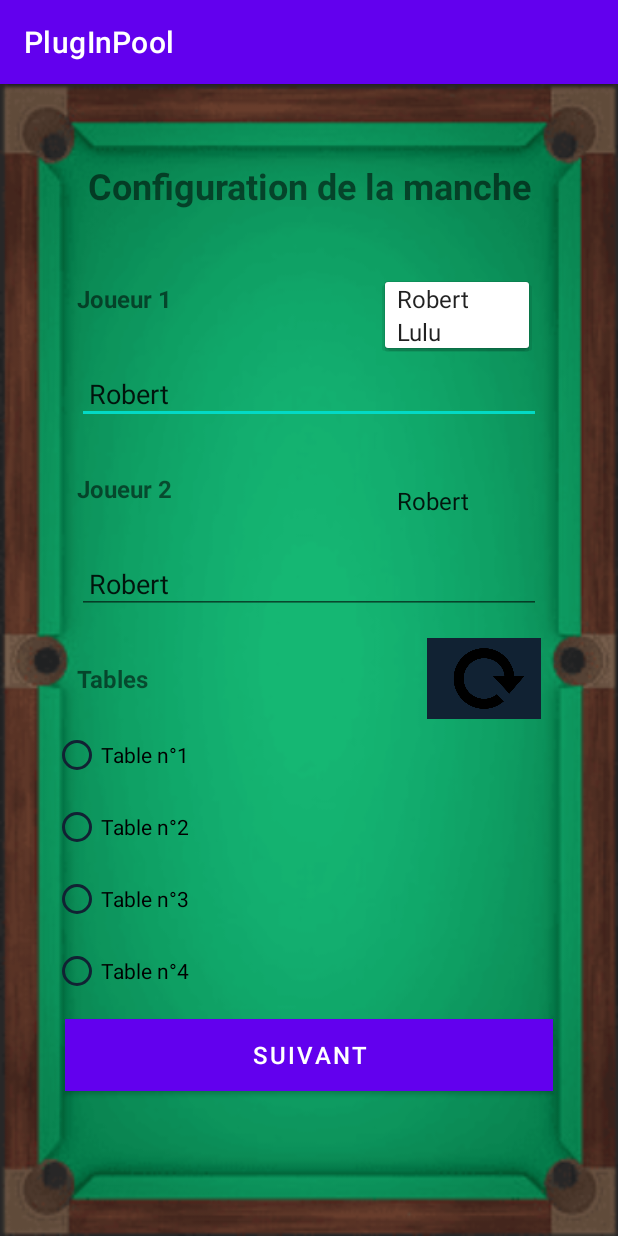
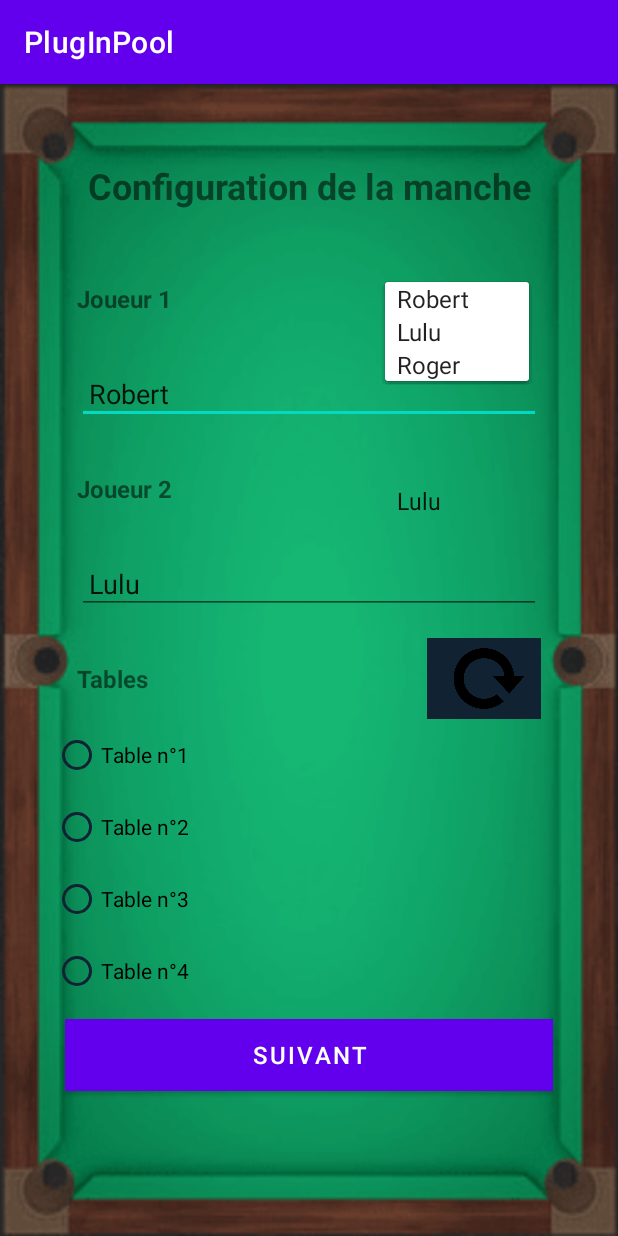
Before and after one commit to btssn-lasalle-84/plug-in-pool-2023, an Android app: the ConfigurationManche screen opened directly, with no data from a screen before it, after a tap on "Robert", on a phone screen of 412 x 824 dp. Run offline under Robolectric (Android 15) with nearby library versions, the phone set to English and light mode, and no system bars.

Commit message:
Revue de code

```diff
--- a/PlugInPool/app/src/main/AndroidManifest.xml
+++ b/PlugInPool/app/src/main/AndroidManifest.xml
@@ -21,7 +21,8 @@
         </activity>
         <activity
             android:name=".ConfigurationManche"
-            android:exported="false">
+            android:exported="false"
+            android:windowSoftInputMode="adjustPan|stateHidden">
             <meta-data
                 android:name="android.app.lib_name"
                 android:value="" />
--- a/PlugInPool/app/src/main/java/com/example/pluginpool/ConfigurationManche.java
+++ b/PlugInPool/app/src/main/java/com/example/pluginpool/ConfigurationManche.java
@@ -22,7 +22,6 @@ import android.widget.ImageButton;
 import android.widget.RadioButton;
 import android.widget.RadioGroup;
 import android.widget.Spinner;
-import android.widget.TextView;
 
 import java.util.ArrayList;
 
@@ -40,22 +39,24 @@ public class ConfigurationManche extends AppCompatActivity
     /**
      * Attributs
      */
-    ArrayList<String> nomsJoueurs;
-    ArrayAdapter<String> adaptateur;
-    InputFilter[] filtresNom;
+    private ArrayList<String> nomsJoueurs;
+    private ArrayAdapter<String> adaptateurNomsJoueurs;
+    private InputFilter[] filtresNom;
+    private String choixNomTable = "Aucune";
+    private Boolean connexionTable = false;
 
     /**
      * Ressources GUI
      */
-    private Spinner joueur1Spinner;         //!< Spinner permettant de choisir le premier joueur parmi la liste des joueurs enregistrés
-    private Spinner joueur2Spinner;         //!< Spinner permettant de choisir le second joueur parmi la liste des joueurs enregistrés
-    private EditText joueur1Edit;           //!< Zone permettant de saisir le nom du premier joueur
-    private EditText joueur2Edit;           //!< Zone permettant de saisir le nom du premier joueur
-    private ImageButton boutonActualiser;   //!< Bouton permettant de rechercher les tables disponibles
+    private Spinner choixNomsJoueur1;         //!< Spinner permettant de choisir le premier joueur parmi la liste des joueurs enregistrés
+    private Spinner choixNomsJoueur2;         //!< Spinner permettant de choisir le second joueur parmi la liste des joueurs enregistrés
+    private EditText editionNomJoueur1;           //!< Zone permettant de saisir le nom du premier joueur
+    private EditText editionNomJoueur2;           //!< Zone permettant de saisir le nom du premier joueur
     private RadioButton boutonTable1;       //!< Bouton permettant de sélectionner la table 1 pour s'y connecter
     private RadioButton boutonTable2;       //!< Bouton permettant de sélectionner la table 2 pour s'y connecter
     private RadioButton boutonTable3;       //!< Bouton permettant de sélectionner la table 3 pour s'y connecter
     private RadioButton boutonTable4;       //!< Bouton permettant de sélectionner la table 4 pour s'y connecter
+    private ImageButton boutonActualiser;   //!< Bouton permettant de rechercher les tables disponibles
     private Button boutonSuivant;           //!< Bouton permettant de passer à l'activité de suivi de partie "Manche"
 
     /**
@@ -65,7 +66,7 @@ public class ConfigurationManche extends AppCompatActivity
     protected void onCreate(Bundle savedInstanceState)
     {
         super.onCreate(savedInstanceState);
-        setContentView(R.layout.activity_configuration_manche);
+        setContentView(R.layout.configuration_manche);
         Log.d(TAG, "onCreate()");
         initialiserAttributs();
         initialiserRessources();
@@ -80,7 +81,8 @@ public class ConfigurationManche extends AppCompatActivity
         //!< @todo initialiser nomsJoueur à partir de la base de donnees
         nomsJoueurs.add("Robert");  // Provisoire
         nomsJoueurs.add("Lulu");    // Provisoire
-        adaptateur = new ArrayAdapter<String>(this, android.R.layout.simple_spinner_item, nomsJoueurs);
+        nomsJoueurs.add("Roger");    // Provisoire
+        adaptateurNomsJoueurs = new ArrayAdapter<String>(this, android.R.layout.simple_spinner_item, nomsJoueurs);
         filtresNom = new InputFilter[]
         {
             new InputFilter()
@@ -88,6 +90,8 @@ public class ConfigurationManche extends AppCompatActivity
                 public CharSequence filter(CharSequence source, int start, int end,
                                            Spanned dest, int dstart, int dend)
                 {
+                    if(source.length() < 1)
+                        return null;
                     for (int i = start; i < end; i++)
                     {
                         char lettre = source.charAt(i);
@@ -104,6 +108,8 @@ public class ConfigurationManche extends AppCompatActivity
                 public CharSequence filter(CharSequence source, int start, int end,
                                            Spanned dest, int dstart, int dend)
                 {
+                    if(source.length() < 1)
+                        return null;
                     char premiereLettre = source.charAt(0);
                     if (premiereLettre == ' ')
                     {
@@ -120,32 +126,31 @@ public class ConfigurationManche extends AppCompatActivity
      */
     private void initialiserRessources()
     {
-        joueur1Spinner = (Spinner)findViewById(R.id.joueur1Spinner);
-        joueur2Spinner = (Spinner)findViewById(R.id.joueur2Spinner);
-        joueur1Edit = (EditText)findViewById(R.id.joueur1Edit);
-        joueur2Edit = (EditText)findViewById(R.id.joueur2Edit);
-        boutonActualiser = (ImageButton)findViewById(R.id.boutonActualiser);
-        RadioGroup groupeBoutonsRadios = findViewById(R.id.groupeBoutonsRadio);
+        choixNomsJoueur1 = (Spinner)findViewById(R.id.joueur1Spinner);
+        choixNomsJoueur2 = (Spinner)findViewById(R.id.joueur2Spinner);
+        editionNomJoueur1 = (EditText)findViewById(R.id.joueur1Edit);
+        editionNomJoueur2 = (EditText)findViewById(R.id.joueur2Edit);
+        RadioGroup choixTable = findViewById(R.id.groupeBoutonsTables);
         boutonTable1 = (RadioButton)findViewById(R.id.boutonTable1);
         boutonTable2 = (RadioButton)findViewById(R.id.boutonTable2);
         boutonTable3 = (RadioButton)findViewById(R.id.boutonTable3);
         boutonTable4 = (RadioButton)findViewById(R.id.boutonTable4);
+        boutonActualiser = (ImageButton)findViewById(R.id.boutonActualiser);
         boutonSuivant = (Button)findViewById(R.id.boutonSuivant);
 
-        joueur1Spinner.setAdapter(adaptateur);
-        joueur2Spinner.setAdapter(adaptateur);
-        joueur1Spinner.setSelection(-1);
-        joueur2Spinner.setSelection(-1);
+        choixNomsJoueur1.setAdapter(adaptateurNomsJoueurs);
+        choixNomsJoueur2.setAdapter(adaptateurNomsJoueurs);
+        choixNomsJoueur1.setSelection(0);
+        choixNomsJoueur2.setSelection(1);
 
-        joueur1Spinner.setOnItemSelectedListener(new AdapterView.OnItemSelectedListener()
+        choixNomsJoueur1.setOnItemSelectedListener(new AdapterView.OnItemSelectedListener()
         {
-
             @Override
             public void onItemSelected(AdapterView<?> parent, View view, int position, long id)
             {
                 String nomSelectionne = parent.getItemAtPosition(position).toString();
-                joueur1Edit.setText(nomSelectionne);
-                joueur1Spinner.performClick();
+                Log.d(TAG, "clic choixNomJoueur1 : position = " + position + " -> " + nomSelectionne);
+                editionNomJoueur1.setText(nomSelectionne);
             }
 
             @Override
@@ -155,16 +160,14 @@ public class ConfigurationManche extends AppCompatActivity
             }
         });
 
-
-        joueur2Spinner.setOnItemSelectedListener(new AdapterView.OnItemSelectedListener()
+        choixNomsJoueur2.setOnItemSelectedListener(new AdapterView.OnItemSelectedListener()
         {
-
             @Override
             public void onItemSelected(AdapterView<?> parent, View view, int position, long id)
             {
                 String nomSelectionne = parent.getItemAtPosition(position).toString();
-                joueur2Edit.setText(nomSelectionne);
-                joueur2Spinner.performClick();
+                Log.d(TAG, "clic choixNomJoueur2 : position = " + position + " -> " + nomSelectionne);
+                editionNomJoueur2.setText(nomSelectionne);
             }
 
             @Override
@@ -174,12 +177,11 @@ public class ConfigurationManche extends AppCompatActivity
             }
         });
 
+        editionNomJoueur1.setHint("Saisir le nom du premier joueur");
+        editionNomJoueur2.setHint("Saisir le nom du second joueur");
 
-        joueur1Edit.setHint("Saisir le nom du premier joueur");
-        joueur2Edit.setHint("Saisir le nom du second joueur");
-
-        joueur1Edit.setFilters(filtresNom);
-        joueur2Edit.setFilters(filtresNom);
+        editionNomJoueur1.setFilters(filtresNom);
+        editionNomJoueur2.setFilters(filtresNom);
 
         boutonActualiser.setOnClickListener(new View.OnClickListener()
         {
@@ -190,12 +192,16 @@ public class ConfigurationManche extends AppCompatActivity
             }
         });
 
-        groupeBoutonsRadios.setOnCheckedChangeListener(new RadioGroup.OnCheckedChangeListener()
+        choixTable.setOnCheckedChangeListener(new RadioGroup.OnCheckedChangeListener()
         {
             @Override
             public void onCheckedChanged(RadioGroup groupe, int checkedId)
             {
-                //!< @todo seConnecter(checkedId);
+                RadioButton boutonTable = (RadioButton)findViewById(groupe.getCheckedRadioButtonId());
+                choixNomTable = boutonTable.getText().toString();
+                Log.d(TAG, "clic choixTable : " + choixNomTable);
+                //!< @todo seConnecter()
+                connexionTable = true; // Provisoire
             }
         });
 
@@ -204,10 +210,14 @@ public class ConfigurationManche extends AppCompatActivity
             public void onClick(View v)
             {
                 Log.d(TAG, "clic boutonSuivant");
-                if(groupeBoutonsRadios.getCheckedRadioButtonId() != -1 && joueur1Edit.getText().toString() != "" && joueur2Edit.getText().toString() != "" && joueur1Edit.getText().toString() != joueur2Edit.getText().toString())
+                if(estConfiguree())
                 {
+                    Log.d(TAG, "Manche : " + editionNomJoueur1.getText().toString() + " vs " + editionNomJoueur2.getText().toString());
+                    Log.d(TAG, "Table : " + choixNomTable);
                     //!< @todo enregistrer les noms, instancier GestionManche?
                     Intent activiteManche = new Intent(ConfigurationManche.this, Manche.class);
+                    activiteManche.putExtra("joueur1", editionNomJoueur1.getText().toString());
+                    activiteManche.putExtra("joueur2", editionNomJoueur2.getText().toString());
                     startActivity(activiteManche);
                 }
                 else
@@ -217,4 +227,18 @@ public class ConfigurationManche extends AppCompatActivity
             }
         });
     }
+
+    private Boolean estConfiguree()
+    {
+        Log.d(TAG, "estConfiguree() connexionTable = " + connexionTable);
+        if(!connexionTable)
+            return false;
+        Log.d(TAG, "estConfiguree() joueur1 = " + !editionNomJoueur1.getText().toString().isEmpty() + " - joueur2 = " + !editionNomJoueur2.getText().toString().isEmpty());
+        if(editionNomJoueur1.getText().toString().isEmpty() || editionNomJoueur2.getText().toString().isEmpty())
+            return false;
+        Log.d(TAG, "estConfiguree() joueur1 != joueur2 = " + !editionNomJoueur1.getText().toString().equals(editionNomJoueur2.getText().toString()));
+        if(editionNomJoueur1.getText().toString().equals(editionNomJoueur2.getText().toString()))
+            return false;
+        return true;
+    }
 }
--- a/PlugInPool/app/src/main/java/com/example/pluginpool/EcranPrincipal.java
+++ b/PlugInPool/app/src/main/java/com/example/pluginpool/EcranPrincipal.java
@@ -13,7 +13,6 @@ import android.os.Bundle;
 import android.util.Log;
 import android.view.View;
 import android.widget.Button;
-import android.widget.EditText;
 
 /**
  * @class EcranPrincipal
@@ -43,7 +42,7 @@ public class EcranPrincipal extends AppCompatActivity
     protected void onCreate(Bundle savedInstanceState)
     {
         super.onCreate(savedInstanceState);
-        setContentView(R.layout.activity_ecran_principal);
+        setContentView(R.layout.ecran_principal);
         Log.d(TAG, "onCreate()");
 
         initialiserRessources();
--- a/PlugInPool/app/src/main/java/com/example/pluginpool/GestionManche.java
+++ b/PlugInPool/app/src/main/java/com/example/pluginpool/GestionManche.java
@@ -20,7 +20,6 @@ import java.util.Map;
  * @brief GestionManche définit l'état d'une manche et regroupe l'ensemble des méthodes déclenchées
  * par les trames issues de la table
  */
-
 public class GestionManche
 {
     /**
@@ -49,6 +48,7 @@ public class GestionManche
 
     public GestionManche(String joueur1, String joueur2, int premierJoueur)
     {
+        Log.d(TAG, "GestionManche(" + joueur1 + ", " + joueur2 + ", " + premierJoueur + ")");
         joueurs         = new String[2];
         joueurs[0]      = joueur1;
         joueurs[1]      = joueur2;
--- a/PlugInPool/app/src/main/res/layout/activity_configuration_manche.xml
+++ b/PlugInPool/app/src/main/res/layout/configuration_manche.xml
@@ -159,7 +159,7 @@
             android:orientation="horizontal">
 
             <RadioGroup
-                android:id="@+id/groupeBoutonsRadio"
+                android:id="@+id/groupeBoutonsTables"
                 android:layout_width="match_parent"
                 android:layout_height="match_parent">
 
```
Also changed, not shown: PlugInPool/app/src/main/java/com/example/pluginpool/Manche.java (+32 -4 lines), PlugInPool/app/src/main/res/layout/ecran_principal.xml (renamed from PlugInPool/app/src/main/res/layout/activity_ecran_principal.xml), PlugInPool/app/src/main/res/layout/manche.xml (renamed from PlugInPool/app/src/main/res/layout/activity_manche.xml).
